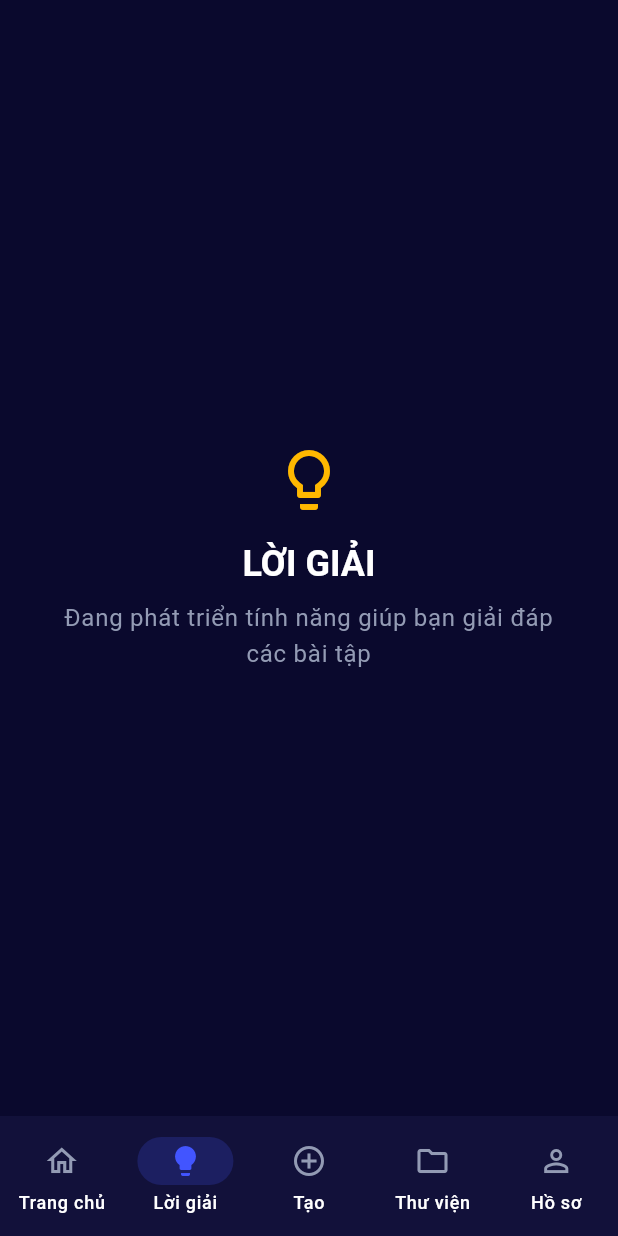
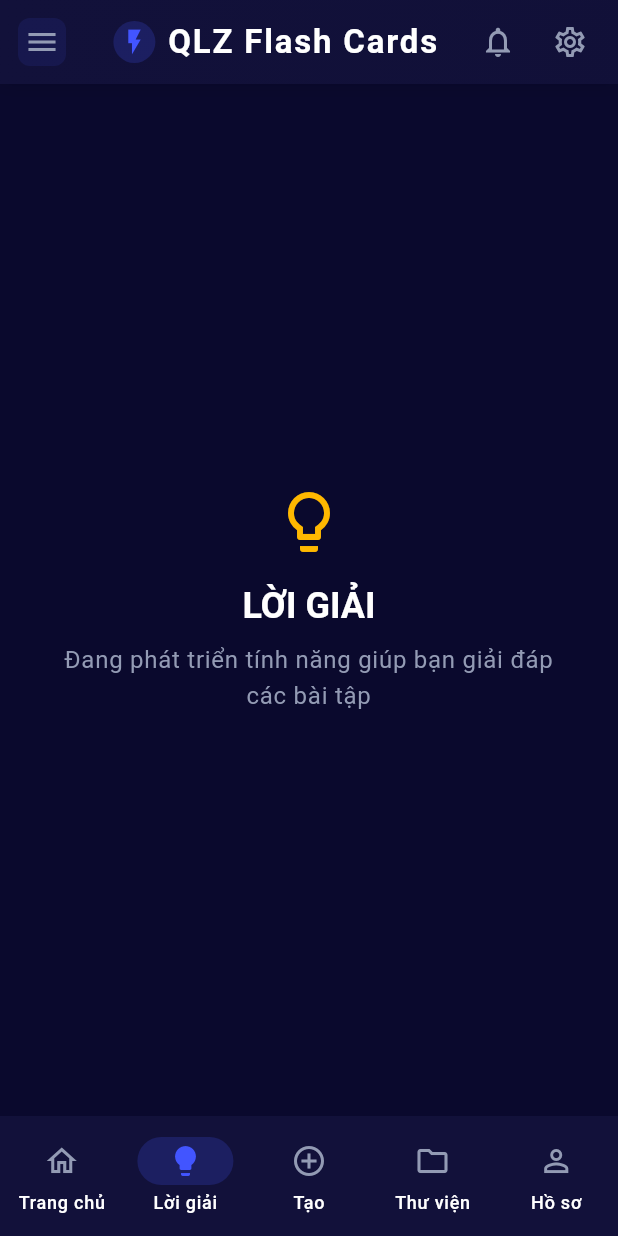
Before and after one commit to ntgptit/qlz_flash_cards_ui, a Flutter app: the HomeScreen screen opened by its route, item 2 of the bottom bar chosen, on a phone screen of 412 x 824 dp. Run offline on Flutter 3.47's test engine with Material 3 defaults, Android fonts, the phone set to English and light mode, and no system bars; our stand-ins replace dio, equatable, flutter_bloc, flutter_card_swiper, flutter_riverpod, shared_preferences; accounts and stored records are empty; statements that could not run were skipped.

Commit message:
Refactor HomeScreen to enhance app bar with custom widgets; add NotificationButton, AppBarBackground, AppBarLeading, AppBarTitle, and SettingsMenu for improved UI

```diff
--- a/lib/features/home/presentation/screens/home_screen.dart
+++ b/lib/features/home/presentation/screens/home_screen.dart
@@ -3,6 +3,11 @@ import 'package:flutter_riverpod/flutter_riverpod.dart';
 import 'package:qlz_flash_cards_ui/config/app_colors.dart';
 import 'package:qlz_flash_cards_ui/core/routes/app_routes.dart';
 import 'package:qlz_flash_cards_ui/features/dashboard/presentation/screens/dashboard_screen.dart';
+import 'package:qlz_flash_cards_ui/features/home/presentation/widgets/app_bar_background.dart';
+import 'package:qlz_flash_cards_ui/features/home/presentation/widgets/app_bar_leading.dart';
+import 'package:qlz_flash_cards_ui/features/home/presentation/widgets/app_bar_title.dart';
+import 'package:qlz_flash_cards_ui/features/home/presentation/widgets/notification_button.dart';
+import 'package:qlz_flash_cards_ui/features/home/presentation/widgets/settings_menu.dart';
 import 'package:qlz_flash_cards_ui/features/home/presentation/widgets/solutions_tab.dart';
 import 'package:qlz_flash_cards_ui/features/library/library_module.dart';
 import 'package:qlz_flash_cards_ui/features/profile/profile_screen.dart';
@@ -19,9 +24,32 @@ final class HomeScreen extends ConsumerWidget {
 
     return Scaffold(
       backgroundColor: AppColors.darkBackground,
+      appBar: PreferredSize(
+        preferredSize: const Size.fromHeight(kToolbarHeight),
+        child: _buildAppBar(context, state.selectedTabIndex, ref),
+      ),
       body: _buildBody(context, state.selectedTabIndex, ref),
       bottomNavigationBar:
           _buildNavigationBar(context, state.selectedTabIndex, ref),
+    );
+  }
+
+  Widget _buildAppBar(BuildContext context, int tabIndex, WidgetRef ref) {
+    return AppBar(
+      backgroundColor: Colors.transparent,
+      elevation: 0,
+      flexibleSpace: const AppBarBackground(),
+      leading: const AppBarLeading(),
+      title: const AppBarTitle(),
+      centerTitle: true,
+      actions: const [
+        NotificationButton(),
+        SettingsMenu(),
+        SizedBox(width: 8),
+      ],
+      shape: const RoundedRectangleBorder(
+        borderRadius: BorderRadius.vertical(bottom: Radius.circular(16)),
+      ),
     );
   }
 
--- /dev/null
+++ b/lib/features/home/presentation/widgets/app_bar_background.dart
@@ -0,0 +1,29 @@
+import 'package:flutter/material.dart';
+import 'package:qlz_flash_cards_ui/config/app_colors.dart';
+
+class AppBarBackground extends StatelessWidget {
+  const AppBarBackground({super.key});
+
+  @override
+  Widget build(BuildContext context) {
+    return Container(
+      decoration: BoxDecoration(
+        gradient: LinearGradient(
+          begin: Alignment.topLeft,
+          end: Alignment.bottomRight,
+          colors: [
+            AppColors.darkSurface,
+            AppColors.darkSurface.withOpacity(0.9),
+          ],
+        ),
+        boxShadow: [
+          BoxShadow(
+            color: Colors.black.withOpacity(0.1),
+            blurRadius: 8,
+            offset: const Offset(0, 2),
+          ),
+        ],
+      ),
+    );
+  }
+}
--- /dev/null
+++ b/lib/features/home/presentation/widgets/app_bar_leading.dart
@@ -0,0 +1,27 @@
+import 'package:flutter/material.dart';
+import 'package:qlz_flash_cards_ui/config/app_colors.dart';
+
+class AppBarLeading extends StatelessWidget {
+  const AppBarLeading({super.key});
+
+  @override
+  Widget build(BuildContext context) {
+    return Builder(
+      builder: (context) => IconButton(
+        icon: AnimatedContainer(
+          duration: const Duration(milliseconds: 200),
+          padding: const EdgeInsets.all(4),
+          decoration: BoxDecoration(
+            color: AppColors.primary.withOpacity(0.1),
+            borderRadius: BorderRadius.circular(8),
+          ),
+          child: const Icon(
+            Icons.menu,
+            color: AppColors.darkTextSecondary,
+          ),
+        ),
+        onPressed: () => Scaffold.of(context).openDrawer(),
+      ),
+    );
+  }
+}
--- /dev/null
+++ b/lib/features/home/presentation/widgets/app_bar_title.dart
@@ -0,0 +1,36 @@
+import 'package:flutter/material.dart';
+import 'package:qlz_flash_cards_ui/config/app_colors.dart';
+
+class AppBarTitle extends StatelessWidget {
+  const AppBarTitle({super.key});
+
+  @override
+  Widget build(BuildContext context) {
+    return Row(
+      mainAxisSize: MainAxisSize.min,
+      children: [
+        Container(
+          padding: const EdgeInsets.all(4),
+          decoration: BoxDecoration(
+            color: AppColors.primary.withOpacity(0.2),
+            shape: BoxShape.circle,
+          ),
+          child: const Icon(
+            Icons.flash_on,
+            size: 20,
+            color: AppColors.primary,
+          ),
+        ),
+        const SizedBox(width: 8),
+        Text(
+          'QLZ Flash Cards',
+          style: Theme.of(context).textTheme.titleLarge?.copyWith(
+                color: AppColors.darkText,
+                fontWeight: FontWeight.bold,
+                letterSpacing: 1.2,
+              ),
+        ),
+      ],
+    );
+  }
+}
--- /dev/null
+++ b/lib/features/home/presentation/widgets/notification_button.dart
@@ -0,0 +1,24 @@
+import 'package:flutter/material.dart';
+import 'package:qlz_flash_cards_ui/config/app_colors.dart';
+
+class NotificationButton extends StatelessWidget {
+  const NotificationButton({super.key});
+
+  @override
+  Widget build(BuildContext context) {
+    return IconButton(
+      icon: const AnimatedSwitcher(
+        duration: Duration(milliseconds: 200),
+        child: Icon(
+          Icons.notifications_outlined,
+          key: ValueKey('notification'),
+          color: AppColors.darkTextSecondary,
+        ),
+      ),
+      onPressed: () {
+        // Xử lý sự kiện thông báo
+      },
+      tooltip: 'Thông báo',
+    );
+  }
+}
--- /dev/null
+++ b/lib/features/home/presentation/widgets/settings_menu.dart
@@ -0,0 +1,37 @@
+import 'package:flutter/material.dart';
+import 'package:qlz_flash_cards_ui/config/app_colors.dart';
+
+class SettingsMenu extends StatelessWidget {
+  const SettingsMenu({super.key});
+
+  @override
+  Widget build(BuildContext context) {
+    return PopupMenuButton<String>(
+      icon: const Icon(
+        Icons.settings_outlined,
+        color: AppColors.darkTextSecondary,
+      ),
+      onSelected: (value) {
+        if (value == 'settings') {
+          // Điều hướng đến màn hình cài đặt
+        } else if (value == 'logout') {
+          // Xử lý đăng xuất
+        }
+      },
+      itemBuilder: (context) => [
+        const PopupMenuItem(
+          value: 'settings',
+          child: Text('Cài đặt'),
+        ),
+        const PopupMenuItem(
+          value: 'logout',
+          child: Text('Đăng xuất'),
+        ),
+      ],
+      color: AppColors.darkCard,
+      shape: RoundedRectangleBorder(
+        borderRadius: BorderRadius.circular(12),
+      ),
+    );
+  }
+}
--- a/lib/features/library/presentation/providers/study_sets_provider.dart
+++ b/lib/features/library/presentation/providers/study_sets_provider.dart
@@ -1,6 +1,7 @@
 import 'package:flutter_riverpod/flutter_riverpod.dart';
 import 'package:qlz_flash_cards_ui/core/providers/app_providers.dart';
 import 'package:qlz_flash_cards_ui/features/library/data/models/study_set_model.dart';
+import 'package:qlz_flash_cards_ui/features/library/data/repositories/library_repository.dart';
 
 enum StudySetsStatus { initial, loading, success, failure }
 
--- a/lib/features/library/presentation/screens/folder/create_folder_screen.dart
+++ b/lib/features/library/presentation/screens/folder/create_folder_screen.dart
@@ -1,6 +1,6 @@
 import 'package:flutter/material.dart';
 import 'package:flutter_riverpod/flutter_riverpod.dart';
-import 'package:qlz_flash_cards_ui/config/app_colors.dart';
+import 'package:qlz_flash_cards_ui/features/library/presentation/providers/folders_provider.dart';
 import 'package:qlz_flash_cards_ui/shared/widgets/buttons/qlz_button.dart';
 import 'package:qlz_flash_cards_ui/shared/widgets/cards/qlz_card.dart';
 import 'package:qlz_flash_cards_ui/shared/widgets/feedback/qlz_snackbar.dart';
--- a/lib/features/library/presentation/tabs/folders_tab.dart
+++ b/lib/features/library/presentation/tabs/folders_tab.dart
@@ -2,6 +2,7 @@ import 'package:flutter/material.dart';
 import 'package:flutter_riverpod/flutter_riverpod.dart';
 import 'package:qlz_flash_cards_ui/core/routes/app_routes.dart';
 import 'package:qlz_flash_cards_ui/features/library/data/models/folder_model.dart';
+import 'package:qlz_flash_cards_ui/features/library/logic/states/folders_state.dart';
 import 'package:qlz_flash_cards_ui/features/library/presentation/providers/folders_provider.dart';
 import 'package:qlz_flash_cards_ui/features/library/presentation/widgets/folder_item.dart';
 import 'package:qlz_flash_cards_ui/shared/widgets/feedback/qlz_empty_state.dart';
```
Also changed, not shown: lib/shared/widgets/cards/qlz_flashcard_carousel.dart (+8 -5 lines).
